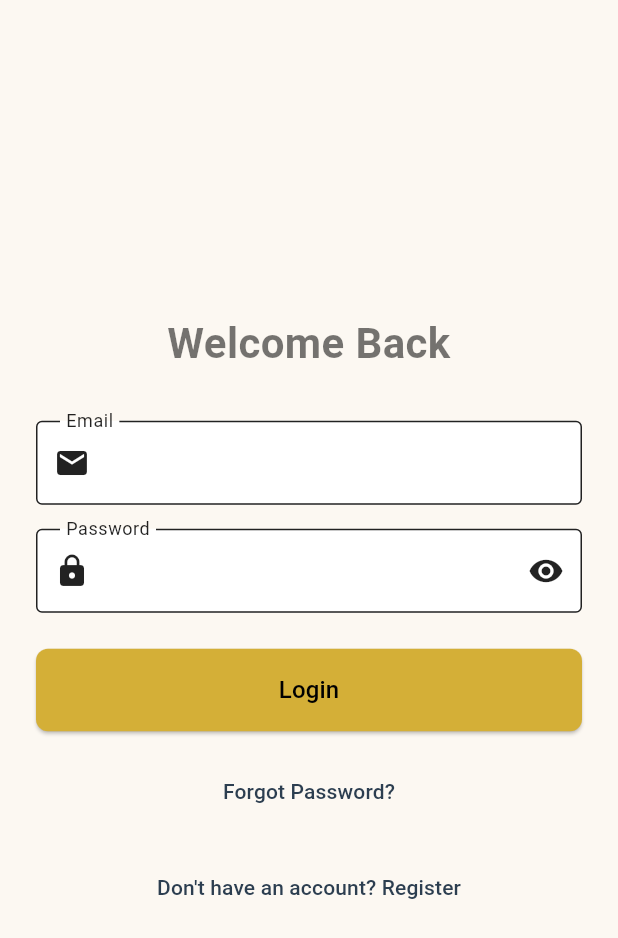
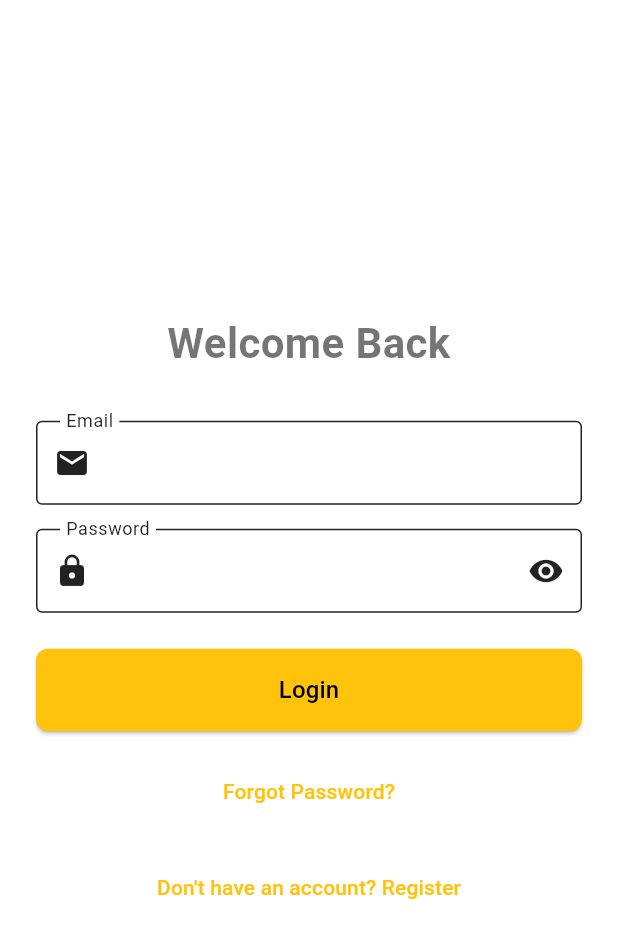
Before and after one commit to HarzaanHussain/cateredtoyou, a Flutter app: the screen it shows after launch, on a phone screen of 412 x 824 dp. Shown: the top 938 px of the screen. Run offline on Flutter 3.47's test engine with Material 3 defaults, Android fonts, the phone set to English and light mode, and no system bars; our stand-ins replace cloud_firestore, firebase_auth, firebase_core, flutter_local_notifications, flutter_map, flutter_timezone and 6 more; missing offline and left inert: flutter_map_cancellable_tile_provider; accounts and stored records are empty.

Commit message:
Revert UI colors to orange from previous main.dart color setup away from navy blue scheme

```diff
--- a/lib/main.dart
+++ b/lib/main.dart
@@ -161,25 +161,25 @@ class MyApp extends StatelessWidget {
               // Define a custom ColorScheme
               colorScheme: const ColorScheme(
                 brightness: Brightness.light,
-                primary: Color(0xFF2C3E50), // Dark navy for sophistication
+                primary: Color(0xFFFFC30B), // honey yellow
                 onPrimary: Colors.white,
-                secondary: Color(0xFFD4AF37), // Elegant gold accent
+                secondary: Color(0xFFFFC30B),
                 onSecondary: Colors.black,
                 error: Colors.red,
                 onError: Colors.white,
-                surface: Color(0xFFFCF8F2), // Warm cream background
+                surface: Color(0xFFFFFFFF), // pure white
                 onSurface: Colors.black87,
               ),
-              scaffoldBackgroundColor: const Color(0xFFFCF8F2),
+              scaffoldBackgroundColor: Colors.white,
               appBarTheme: const AppBarTheme(
-                backgroundColor: Color(0xFF2C3E50),
+                backgroundColor: Color(0xFFFFC30B), // appbar uses honey yellow
                 foregroundColor: Colors.white,
                 elevation: 4,
               ),
               elevatedButtonTheme: ElevatedButtonThemeData(
                 style: ElevatedButton.styleFrom(
                   backgroundColor:
-                      const Color(0xFFD4AF37), // Gold button background
+                  const Color(0xFFFFC30B), // honey yellow button background
                   foregroundColor: Colors.black, // Button text color
                   minimumSize: const Size.fromHeight(48),
                   padding:
@@ -197,7 +197,7 @@ class MyApp extends StatelessWidget {
                   borderRadius: BorderRadius.circular(8),
                 ),
                 focusedBorder: OutlineInputBorder(
-                  borderSide: const BorderSide(color: Color(0xFFD4AF37)),
+                  borderSide: const BorderSide(color: Color(0xFFFFC30B)),
                   borderRadius: BorderRadius.circular(8),
                 ),
                 contentPadding:
```
Lines whose indentation alone changed are shown as unchanged.
